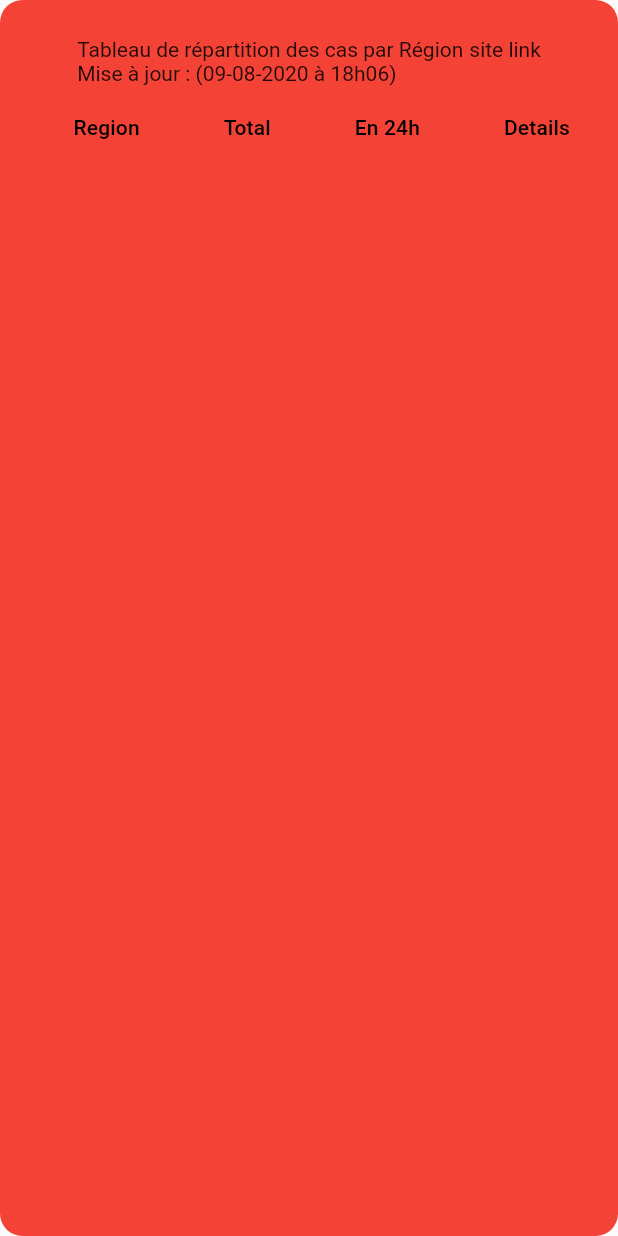
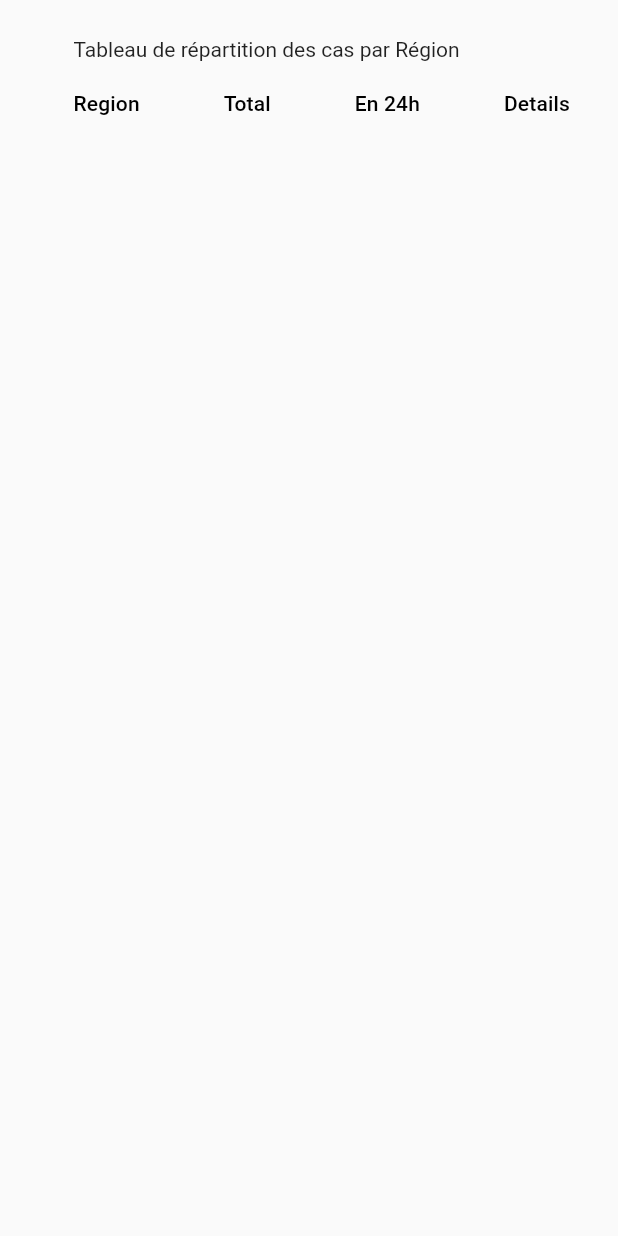
Before and after one commit to OmarDefaoui/covid19maroc, a Flutter app: the GlobalTableWidget widget shown alone on an empty page, opened directly with empty values, on a phone screen of 412 x 824 dp. Run offline on Flutter 3.47's test engine with Material 2 defaults, Android fonts, the phone set to English and light mode, and no system bars.

Commit message:
Design improvements

```diff
--- a/lib/providers/provider_selected_region.dart
+++ b/lib/providers/provider_selected_region.dart
@@ -4,13 +4,16 @@ import 'package:flutter/foundation.dart';
 class ProviderSelectedRegion extends ChangeNotifier {
   String region = '';
   List<ModelCity> cityCases = [];
+  int index = 0;
 
-  void selectRegion(String region, List<ModelCity> cityCases) {
+  void selectRegion(int index, String region, List<ModelCity> cityCases) {
     this.region = region;
     this.cityCases = cityCases;
+    this.index = index;
     notifyListeners();
   }
 
   String get getRegion => region;
   List<ModelCity> get getCityCases => cityCases;
+  int get selectedIndex => index;
 }
--- a/lib/widgets/global_table_widget.dart
+++ b/lib/widgets/global_table_widget.dart
@@ -13,37 +13,19 @@ class GlobalTableWidget extends StatelessWidget {
 
   @override
   Widget build(BuildContext context) {
-    ProviderSelectedRegion _selectedRegion =
-        Provider.of<ProviderSelectedRegion>(context, listen: false);
-
     return Container(
       padding: const EdgeInsets.all(25),
-      decoration: BoxDecoration(
-        color: Colors.red,
-        borderRadius: BorderRadius.all(Radius.circular(15)),
-      ),
       child: Column(
+        crossAxisAlignment: CrossAxisAlignment.start,
         children: [
-          Row(
-            mainAxisAlignment: MainAxisAlignment.spaceBetween,
-            crossAxisAlignment: CrossAxisAlignment.start,
-            mainAxisSize: MainAxisSize.min,
-            children: [
-              Column(
-                crossAxisAlignment: CrossAxisAlignment.start,
-                mainAxisSize: MainAxisSize.min,
-                children: [
-                  Text('Tableau de répartition des cas par Région'),
-                  Text('Mise à jour : (09-08-2020 à 18h06)'),
-                ],
-              ),
-              SizedBox(width: 4),
-              Text('site link'),
-            ],
+          Padding(
+            padding: const EdgeInsets.only(left: 24),
+            child: Text('Tableau de répartition des cas par Région'),
           ),
           SingleChildScrollView(
             scrollDirection: Axis.horizontal,
-            child: DataTable(
+            child: Consumer<ProviderSelectedRegion>(
+              builder: (context, selectedRegion, widget) => DataTable(
                 sortColumnIndex: 1,
                 sortAscending: true,
                 columns: [
@@ -53,19 +35,26 @@ class GlobalTableWidget extends StatelessWidget {
                   DataColumn(label: Text('Details'), numeric: true),
                 ],
                 rows: regions
+                    .asMap()
                     .map(
-                    (region) => DataRow(
+                      (index, region) => MapEntry(
+                        index,
+                        DataRow(
                           cells: [
                             DataCell(Text('${region.name}')),
                             DataCell(Text('${region.totalCases}')),
                             DataCell(Text('${region.newCases}')),
                             DataCell(Icon(Icons.navigate_next),
-                            onTap: () =>
-                                _showRegionCities(region, _selectedRegion)),
+                                onTap: () => _showRegionCities(
+                                    index, region, selectedRegion)),
                           ],
+                          selected: index == selectedRegion.selectedIndex,
+                        ),
                       ),
                     )
+                    .values
                     .toList(),
+              ),
             ),
           ),
         ],
@@ -74,7 +63,7 @@ class GlobalTableWidget extends StatelessWidget {
   }
 
   void _showRegionCities(
-      ModelRegion region, ProviderSelectedRegion selectedRegion) {
-    selectedRegion.selectRegion('${region.name}', region.cities);
+      int index, ModelRegion region, ProviderSelectedRegion selectedRegion) {
+    selectedRegion.selectRegion(index, '${region.name}', region.cities);
   }
 }
```
Also changed, not shown: lib/screens/home_screen.dart (+21 -3 lines), lib/widgets/city_table_widget.dart (+5 -5 lines), lib/widgets/header_widget.dart (+15 -22 lines). Lines whose indentation alone changed are shown as unchanged.
